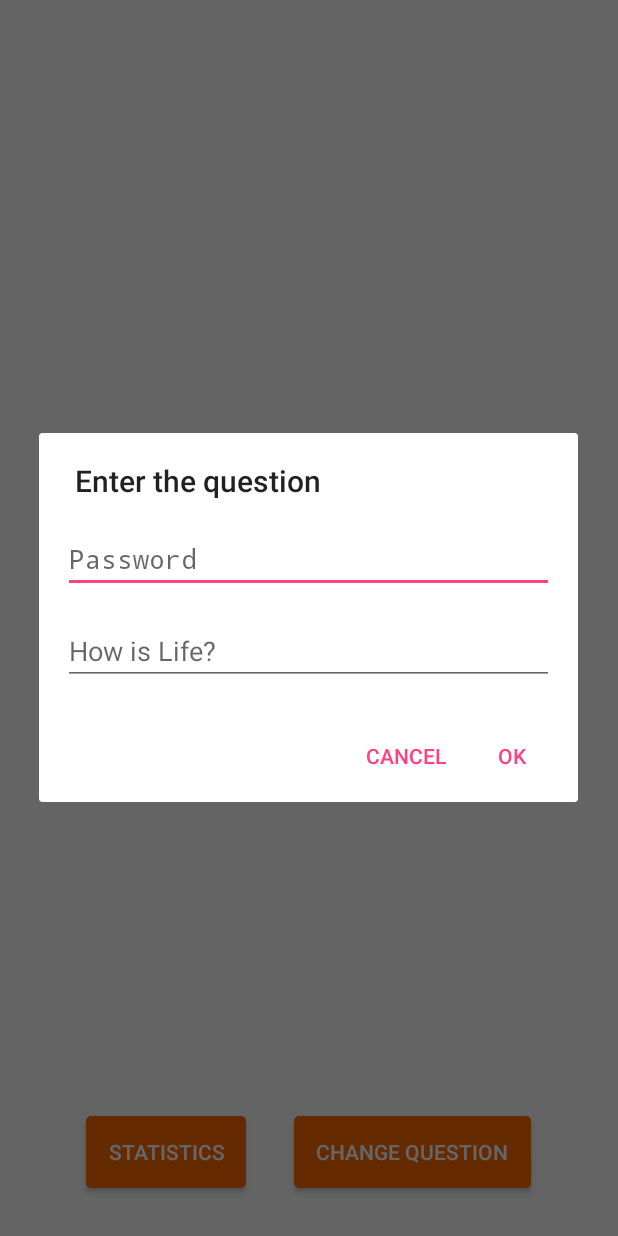
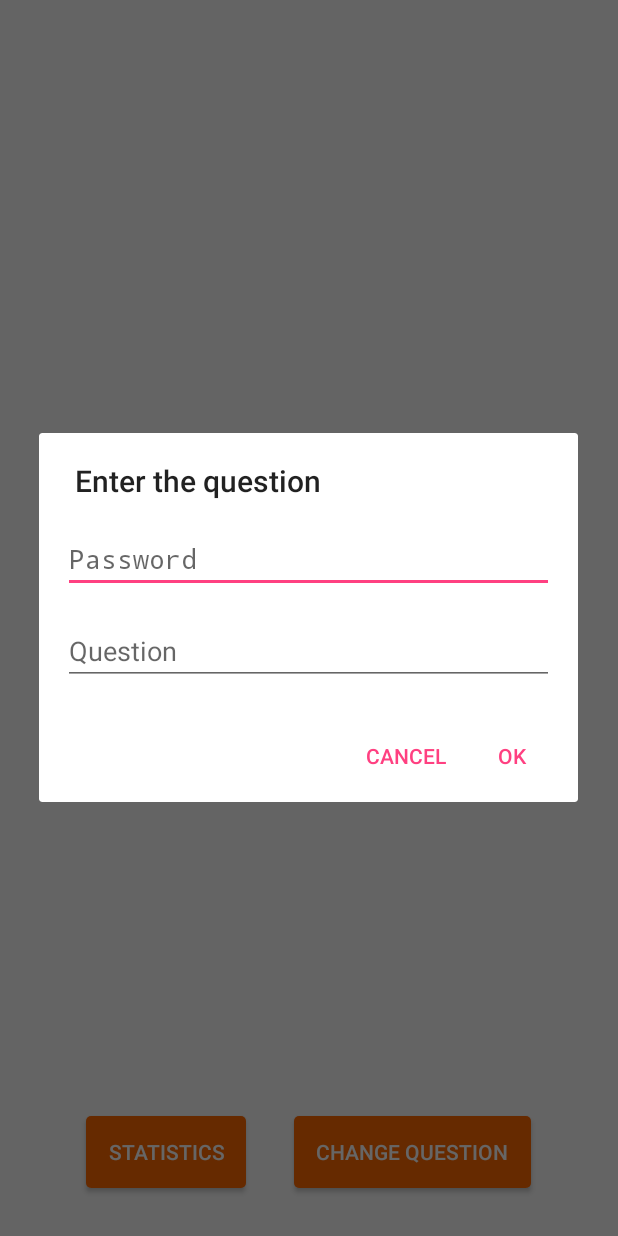
Before and after one commit to ZelsinkiHackWeek/howislife, an Android app: the screen it shows after launch (MainActivity), after a tap on "CHANGE QUESTION", on a phone screen of 412 x 824 dp. Run offline under Robolectric (Android 15) with nearby library versions, the phone set to English and light mode, and no system bars; our stand-ins replace ButterKnife, Firebase (no records; nobody signed in at launch, a user with empty details on screens opened directly), RxJava; libraries missing offline, so code that uses them is left out: com.fernandocejas.arrow; plain views replace PercentRelativeLayout; 1 statement that could not run was skipped.

Commit message:
string cleanup

```diff
--- a/app/src/main/res/layout/d_question.xml
+++ b/app/src/main/res/layout/d_question.xml
@@ -20,5 +20,5 @@
             android:layout_height="wrap_content"
             android:inputType="textCapSentences|textMultiLine"
             android:maxLines="3"
-            android:hint="@string/how_is_life"/>
+            android:hint="@string/question"/>
 </LinearLayout>
--- a/app/src/main/res/values/strings.xml
+++ b/app/src/main/res/values/strings.xml
@@ -1,6 +1,6 @@
 <resources>
     <string name="app_name">Question of the Day</string>
-    <string name="how_is_life">How is Life?</string>
+    <string name="question">Question</string>
     <string name="password">Password</string>
     <string name="statistics">Statistics</string>
     <string name="thanks_for_feedback">Thanks</string>
```
